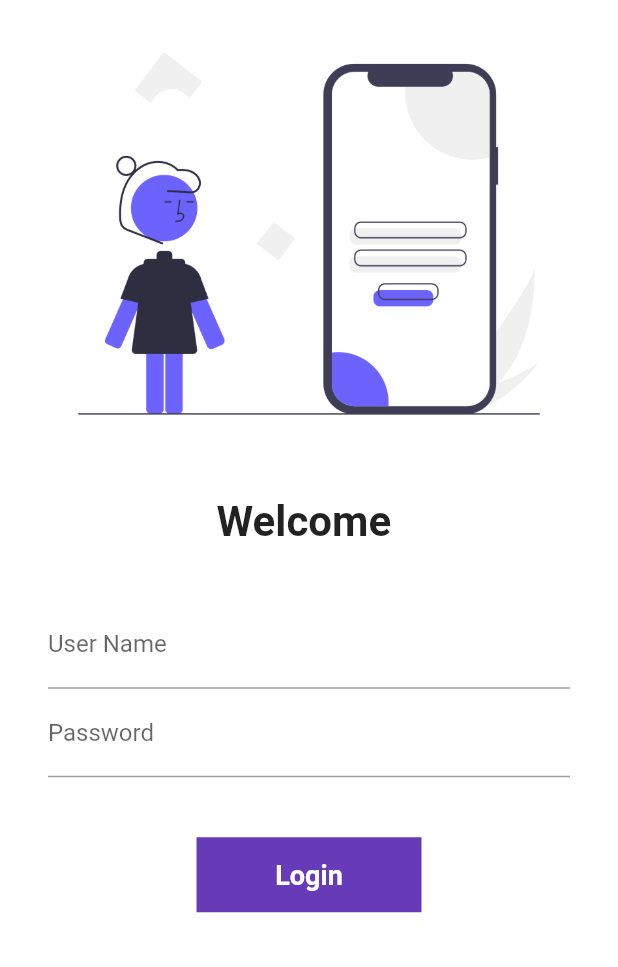
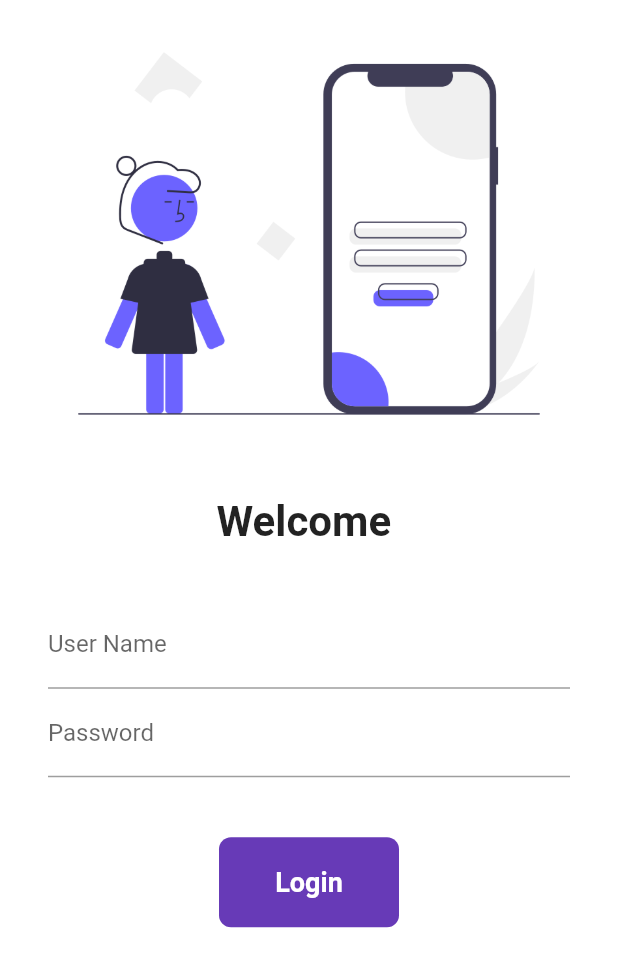
Before and after one commit to kemblekaran/flutter-catalogue, a Flutter app: the screen it shows after launch, on a phone screen of 412 x 824 dp. Shown: the top 967 px of the screen. Run offline on Flutter 3.47's test engine with Material 2 defaults, Android fonts, the phone set to English and light mode, and no system bars; our stand-ins replace google_fonts.

Commit message:
day six, seven, eight

```diff
--- a/lib/pages/loginpage.dart
+++ b/lib/pages/loginpage.dart
@@ -11,6 +11,21 @@ class LoginPage extends StatefulWidget {
 class _LoginPageState extends State<LoginPage> {
   var _userName = "";
   bool _pressed = false;
+  final _formKey = GlobalKey<FormState>();
+
+  void navigateToHomeScreen(BuildContext buildContext) async {
+    if (_formKey.currentState!.validate()) {
+      setState(() {
+        _pressed = true;
+      });
+
+      await Future.delayed(const Duration(milliseconds: 500));
+      await Navigator.pushNamed(context, CatalogueAppRoutes.homeRoute);
+      setState(() {
+        _pressed = false;
+      });
+    }
+  }
 
   @override
   Widget build(BuildContext context) {
@@ -27,49 +42,56 @@ class _LoginPageState extends State<LoginPage> {
           ),
           Text(
             "Welcome $_userName",
-            style: TextStyle(fontSize: 28, fontWeight: FontWeight.bold),
+            style: const TextStyle(fontSize: 28, fontWeight: FontWeight.bold),
           ),
           const SizedBox(height: 20.0),
           Padding(
             padding: const EdgeInsets.symmetric(vertical: 16, horizontal: 32),
             child: SingleChildScrollView(
+              child: Form(
+                key: _formKey,
                 child: Column(
                   children: [
                     TextFormField(
                       decoration: const InputDecoration(
-                        hintText: "Enter you username", labelText: "User Name"),
+                          hintText: "Enter you username",
+                          labelText: "User Name"),
                       onChanged: (value) {
                         _userName = value;
                         setState(() {});
+                      },
+                      validator: (value) {
+                        return value != null && value.isEmpty
+                            ? "Username is mandatory"
+                            : null;
                       },
                     ),
                     TextFormField(
                         obscureText: true,
                         decoration: const InputDecoration(
-                        hintText: "Enter your password", labelText: "Password"),
-                  ),
+                            hintText: "Enter your password",
+                            labelText: "Password"),
+                        validator: (value) {
+                          if (value!.isEmpty) {
+                            return "Password is mandatory";
+                          } else if (value.length > 6) {
+                            return "password must be 6 characters";
+                          }
+                          return null;
+                        }),
                     const SizedBox(
                       height: 40.0,
                     ),
-                  InkWell(
-                    onTap: () async {
-                      setState(() {
-                        _pressed = true;
-                      });
-
-                      await Future.delayed(const Duration(seconds: 1));
-                      Navigator.pushNamed(
-                          context, CatalogueAppRoutes.homeRoute);
-                    },
+                    Material(
+                      color: Colors.deepPurple,
+                      borderRadius: BorderRadius.circular(_pressed ? 60 : 8),
+                      child: InkWell(
+                        onTap: () => navigateToHomeScreen(context),
                         child: AnimatedContainer(
-                      duration: const Duration(seconds: 1),
-                      width: _pressed ? 75 : 150,
-                      height: 50,
+                          duration: const Duration(milliseconds: 500),
+                          width: _pressed ? 60 : 120,
+                          height: 60,
                           alignment: Alignment.center,
-                      decoration: BoxDecoration(
-                          color: Colors.deepPurple,
-                          shape:
-                              _pressed ? BoxShape.circle : BoxShape.rectangle),
                           child: _pressed
                               ? const Icon(
                                   Icons.done,
@@ -83,8 +105,10 @@ class _LoginPageState extends State<LoginPage> {
                                       fontWeight: FontWeight.bold),
                                 ),
                         ),
+                      ),
                     )
                   ],
+                ),
               ),
             ),
           )
```
Lines whose indentation alone changed are shown as unchanged.
